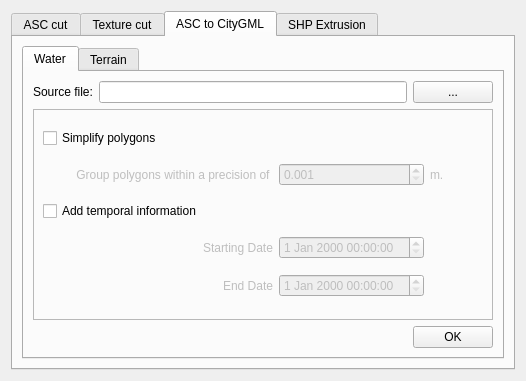
This is src/plugins/CityGMLFloodARQtPlugin/Dialogs/dialogFloodAR.ui in VCityTeam/3DUSE as Qt 5 draws it before an edit. The edited form follows.
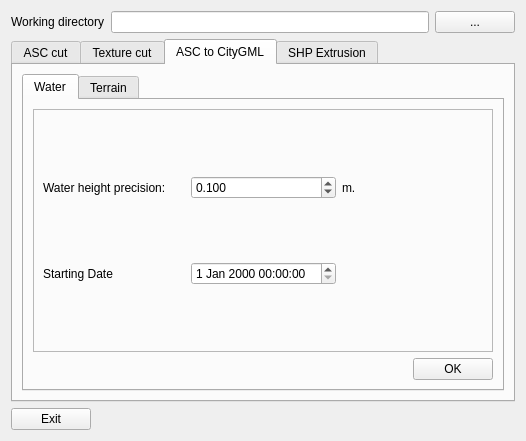
This is the edited form. The open tabs and pages were chosen to show the change.

Commit message: FloodAR automation: ASC cut, Picture cut done, water to CityGML in progress

Patch:
```diff
--- a/src/plugins/CityGMLFloodARQtPlugin/Dialogs/dialogFloodAR.ui
+++ b/src/plugins/CityGMLFloodARQtPlugin/Dialogs/dialogFloodAR.ui
@@ -7,14 +7,14 @@
     <x>0</x>
     <y>0</y>
     <width>526</width>
-    <height>381</height>
+    <height>441</height>
    </rect>
   </property>
   <property name="windowTitle">
    <string>FloodAR tools</string>
   </property>
   <layout class="QGridLayout" name="gridLayout">
-   <item row="0" column="0">
+   <item row="3" column="0">
     <widget class="QTabWidget" name="tabWidget">
      <property name="enabled">
       <bool>true</bool>
@@ -218,27 +218,6 @@
            <string>Water</string>
           </attribute>
           <layout class="QVBoxLayout" name="verticalLayout_5">
-           <item>
-            <layout class="QHBoxLayout" name="horizontalLayout_4">
-             <item>
-              <widget class="QLabel" name="label_6">
-               <property name="text">
-                <string>Source file:</string>
-               </property>
-              </widget>
-             </item>
-             <item>
-              <widget class="QLineEdit" name="lineEdit_ASCtoWater_src"/>
-             </item>
-             <item>
-              <widget class="QPushButton" name="btn_ASCtoWater_src">
-               <property name="text">
-                <string>...</string>
-               </property>
-              </widget>
-             </item>
-            </layout>
-           </item>
            <item>
             <layout class="QHBoxLayout" name="horizontalLayout_6">
              <item>
@@ -250,10 +229,10 @@
                 <enum>QFrame::Raised</enum>
                </property>
                <layout class="QGridLayout" name="gridLayout_2">
-                <item row="3" column="0" alignment="Qt::AlignRight">
+                <item row="1" column="0">
                  <widget class="QLabel" name="label_10">
                   <property name="enabled">
-                   <bool>false</bool>
+                   <bool>true</bool>
                   </property>
                   <property name="text">
                    <string>Starting Date</string>
@@ -261,29 +240,19 @@
                  </widget>
                 </item>
                 <item row="0" column="0">
-                 <widget class="QCheckBox" name="chkBox_ASCtoWater_simplify">
-                  <property name="enabled">
-                   <bool>true</bool>
-                  </property>
-                  <property name="text">
-                   <string>Simplify polygons</string>
-                  </property>
-                 </widget>
-                </item>
-                <item row="1" column="0">
                  <widget class="QLabel" name="label_8">
                   <property name="enabled">
-                   <bool>false</bool>
+                   <bool>true</bool>
                   </property>
                   <property name="text">
-                   <string>          Group polygons within a precision of </string>
+                   <string>Water height precision:  </string>
                   </property>
                  </widget>
                 </item>
-                <item row="1" column="1">
+                <item row="0" column="1">
                  <widget class="QDoubleSpinBox" name="dbSpinBox_ASCtoWater_prec">
                   <property name="enabled">
-                   <bool>false</bool>
+                   <bool>true</bool>
                   </property>
                   <property name="decimals">
                    <number>3</number>
@@ -291,49 +260,25 @@
                   <property name="minimum">
                    <double>0.001000000000000</double>
                   </property>
-                 </widget>
-                </item>
-                <item row="2" column="0">
-                 <widget class="QCheckBox" name="chkBox_ASCtoWater_time">
-                  <property name="enabled">
-                   <bool>true</bool>
+                  <property name="value">
+                   <double>0.100000000000000</double>
                   </property>
-                  <property name="text">
-                   <string>Add temporal information</string>
-                  </property>
                  </widget>
                 </item>
-                <item row="1" column="2">
+                <item row="0" column="2">
                  <widget class="QLabel" name="label_9">
                   <property name="enabled">
-                   <bool>false</bool>
+                   <bool>true</bool>
                   </property>
                   <property name="text">
                    <string>m.</string>
                   </property>
                  </widget>
                 </item>
-                <item row="4" column="0" alignment="Qt::AlignRight">
-                 <widget class="QLabel" name="label_11">
-                  <property name="enabled">
-                   <bool>false</bool>
-                  </property>
-                  <property name="text">
-                   <string>End Date</string>
-                  </property>
-                 </widget>
-                </item>
-                <item row="3" column="1">
+                <item row="1" column="1">
                  <widget class="QDateTimeEdit" name="dtEdit_creationDate">
                   <property name="enabled">
-                   <bool>false</bool>
-                  </property>
-                 </widget>
-                </item>
-                <item row="4" column="1">
-                 <widget class="QDateTimeEdit" name="dtEdit_terminationDate">
-                  <property name="enabled">
-                   <bool>false</bool>
+                   <bool>true</bool>
                   </property>
                  </widget>
                 </item>
@@ -522,6 +467,34 @@
      </widget>
     </widget>
    </item>
+   <item row="0" column="0">
+    <layout class="QHBoxLayout" name="horizontalLayout_12">
+     <item>
+      <widget class="QLabel" name="label_19">
+       <property name="text">
+        <string>Working directory</string>
+       </property>
+      </widget>
+     </item>
+     <item>
+      <widget class="QLineEdit" name="lineEdit_wkingDir"/>
+     </item>
+     <item>
+      <widget class="QPushButton" name="btn_wkingDir">
+       <property name="text">
+        <string>...</string>
+       </property>
+      </widget>
+     </item>
+    </layout>
+   </item>
+   <item row="4" column="0" alignment="Qt::AlignLeft">
+    <widget class="QPushButton" name="btn_exit">
+     <property name="text">
+      <string>Exit</string>
+     </property>
+    </widget>
+   </item>
   </layout>
  </widget>
  <resources/>
```
Left out of the diff: 40 changed lines with no effect on the pictures. The commit also changes 4 other files.
